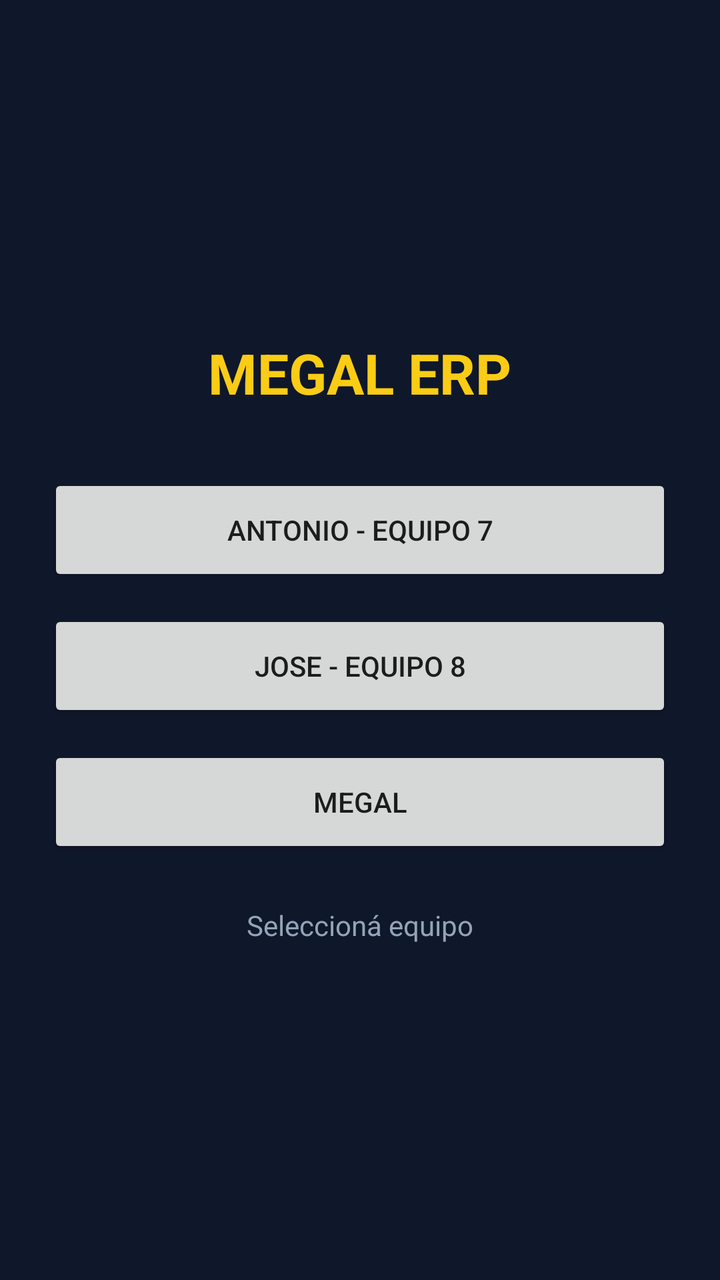
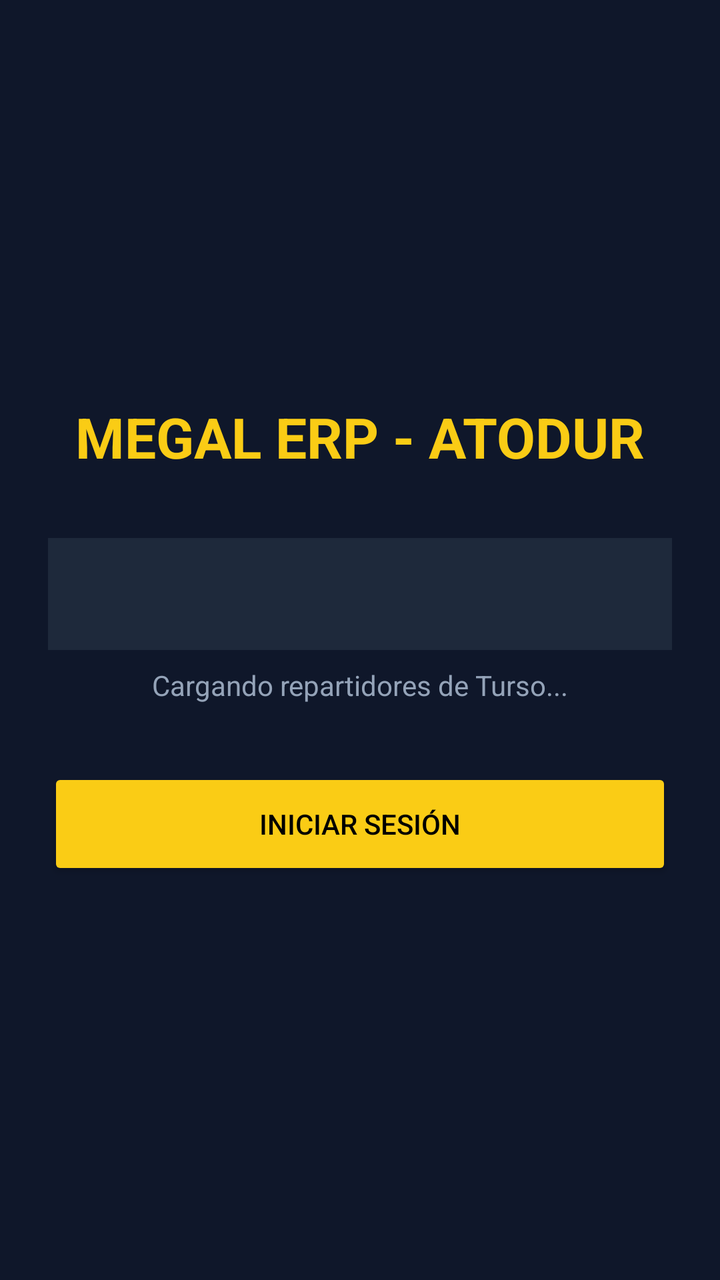

Before-and-after screenshots of an Android layout around one commit, followed by the original layout XML and the change that was made.
<!-- AndroidManifest.xml: application theme Theme.AppCompat.Light.NoActionBar -->
<!-- res/layout/activity_login.xml -->
<?xml version="1.0" encoding="utf-8"?>
<LinearLayout xmlns:android="http://schemas.android.com/apk/res/android"
    android:layout_width="match_parent"
    android:layout_height="match_parent"
    android:orientation="vertical"
    android:gravity="center"
    android:padding="24dp"
    android:background="#0F172A">

    <TextView android:layout_width="wrap_content" android:layout_height="wrap_content" android:text="MEGAL ERP" android:textSize="28sp" android:textColor="#FACC15" android:textStyle="bold" android:layout_marginBottom="32dp"/>

    <Button android:id="@+id/btnAntonio" android:layout_width="match_parent" android:layout_height="56dp" android:text="Antonio - Equipo 7" android:layout_marginBottom="12dp"/>
    <Button android:id="@+id/btnJose" android:layout_width="match_parent" android:layout_height="56dp" android:text="Jose - Equipo 8" android:layout_marginBottom="12dp"/>
    <Button android:id="@+id/btnMegal" android:layout_width="match_parent" android:layout_height="56dp" android:text="Megal" android:layout_marginBottom="24dp"/>

    <TextView android:id="@+id/tvLoginInfo" android:layout_width="wrap_content" android:layout_height="wrap_content" android:text="Seleccioná equipo" android:textColor="#94A3B8"/>
    
    <Spinner android:id="@+id/spinnerLogin" android:layout_width="0dp" android:layout_height="0dp" android:visibility="gone"/>
    <ProgressBar android:id="@+id/progressLogin" android:layout_width="0dp" android:layout_height="0dp" android:visibility="gone"/>
    <Button android:id="@+id/btnIniciarSesion" android:layout_width="0dp" android:layout_height="0dp" android:visibility="gone"/>
</LinearLayout>
<!-- resources referenced by this layout -->
<resources>

</resources>

<!-- the commit's change to res/layout/activity_login.xml (unified diff, before → after) -->
@@ -7,15 +7,36 @@
     android:padding="24dp"
     android:background="#0F172A">
 
-    <TextView android:layout_width="wrap_content" android:layout_height="wrap_content" android:text="MEGAL ERP" android:textSize="28sp" android:textColor="#FACC15" android:textStyle="bold" android:layout_marginBottom="32dp"/>
+    <TextView
+        android:layout_width="wrap_content"
+        android:layout_height="wrap_content"
+        android:text="MEGAL ERP - ATODUR"
+        android:textSize="28sp"
+        android:textColor="#FACC15"
+        android:textStyle="bold"
+        android:layout_marginBottom="32dp"/>
 
-    <Button android:id="@+id/btnAntonio" android:layout_width="match_parent" android:layout_height="56dp" android:text="Antonio - Equipo 7" android:layout_marginBottom="12dp"/>
-    <Button android:id="@+id/btnJose" android:layout_width="match_parent" android:layout_height="56dp" android:text="Jose - Equipo 8" android:layout_marginBottom="12dp"/>
-    <Button android:id="@+id/btnMegal" android:layout_width="match_parent" android:layout_height="56dp" android:text="Megal" android:layout_marginBottom="24dp"/>
+    <Spinner
+        android:id="@+id/spinnerLogin"
+        android:layout_width="match_parent"
+        android:layout_height="56dp"
+        android:background="#1E293B"
+        android:layout_marginBottom="8dp"/>
 
-    <TextView android:id="@+id/tvLoginInfo" android:layout_width="wrap_content" android:layout_height="wrap_content" android:text="Seleccioná equipo" android:textColor="#94A3B8"/>
-    
-    <Spinner android:id="@+id/spinnerLogin" android:layout_width="0dp" android:layout_height="0dp" android:visibility="gone"/>
-    <ProgressBar android:id="@+id/progressLogin" android:layout_width="0dp" android:layout_height="0dp" android:visibility="gone"/>
-    <Button android:id="@+id/btnIniciarSesion" android:layout_width="0dp" android:layout_height="0dp" android:visibility="gone"/>
+    <TextView
+        android:id="@+id/tvLoginInfo"
+        android:layout_width="wrap_content"
+        android:layout_height="wrap_content"
+        android:text="Cargando repartidores de Turso..."
+        android:textColor="#94A3B8"
+        android:layout_marginBottom="32dp"/>
+
+    <Button
+        android:id="@+id/btnIniciarSesion"
+        android:layout_width="match_parent"
+        android:layout_height="56dp"
+        android:text="INICIAR SESIÓN"
+        android:backgroundTint="#FACC15"
+        android:textColor="#000000"/>
+
 </LinearLayout>
